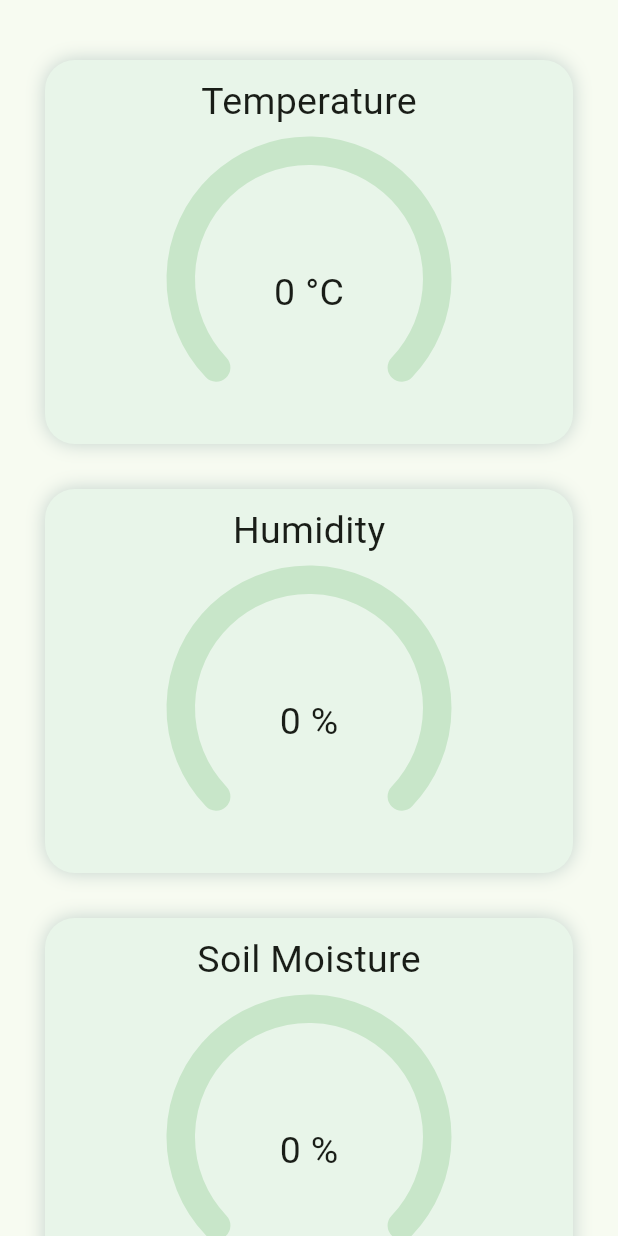
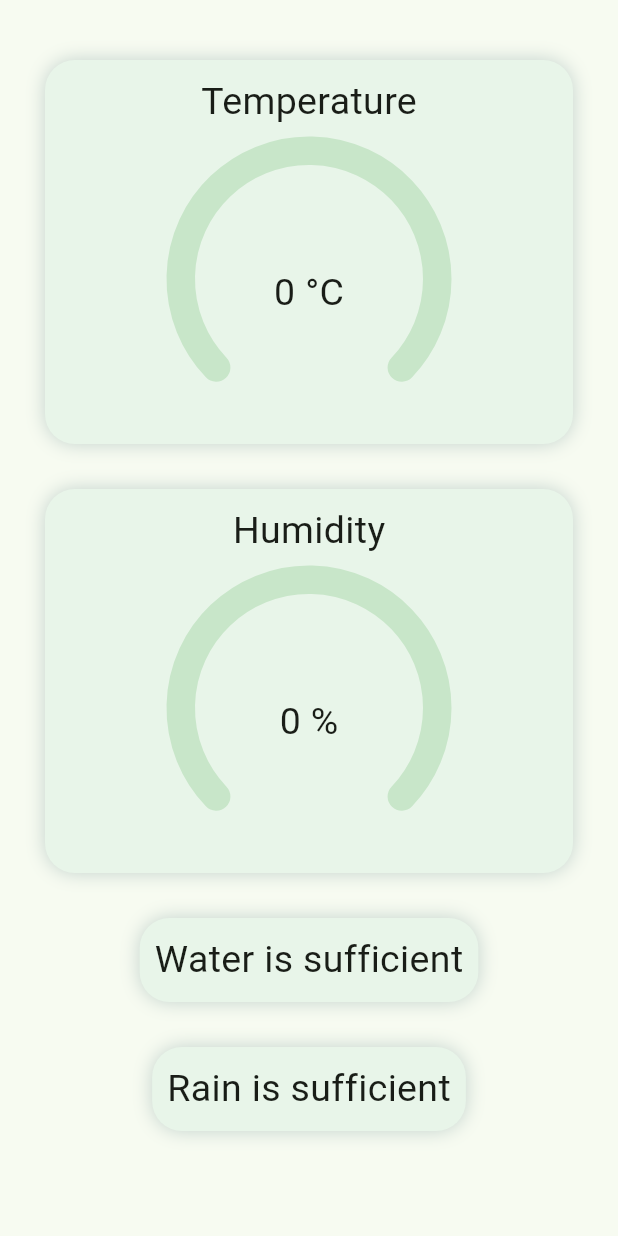
Before and after one commit to nanda-gopal-sb/FINS, a Flutter app: the SensorList widget shown alone on an empty page, opened directly with empty values, on a phone screen of 412 x 824 dp. Run offline on Flutter 3.47's test engine with Material 3 defaults, Android fonts, the phone set to English and light mode, and no system bars; drawn by our look-alikes of syncfusion_flutter_gauges; our stand-ins replace cloud_firestore, firebase_auth, firebase_core, firebase_database, firebase_storage, image_picker; missing offline and left inert: flutter_tflite; accounts and stored records are empty.

Commit message:
Fixed Sensor problems, updated UI

```diff
--- a/lib/components/sensor_card.dart
+++ b/lib/components/sensor_card.dart
@@ -1,5 +1,40 @@
 import 'package:fins/components/progress_bar.dart';
 import 'package:flutter/material.dart';
+
+class ShowText extends StatelessWidget {
+  const ShowText({super.key, required this.text});
+  final String text;
+  @override
+  Widget build(BuildContext context) {
+    var sensorHeadingStyle = const TextStyle(
+      fontSize: 25,
+    );
+    return Container(
+        margin: const EdgeInsets.only(top: 10, bottom: 20),
+        decoration: BoxDecoration(
+          boxShadow: [
+            BoxShadow(
+              // Find a better name for shadow color
+              color: Theme.of(context).colorScheme.tertiary.withAlpha(70),
+              blurRadius: 10.0,
+              spreadRadius: 0.0,
+            ),
+            BoxShadow(
+              // to color inside card
+              color: Theme.of(context).colorScheme.primaryContainer,
+            ),
+          ],
+          borderRadius: BorderRadius.circular(20),
+        ),
+        padding: const EdgeInsets.all(10),
+        child: Column(mainAxisAlignment: MainAxisAlignment.center, children: [
+          Text(
+            text,
+            style: sensorHeadingStyle,
+          ),
+        ]));
+  }
+}
 
 class SensorCard extends StatelessWidget {
   const SensorCard({
--- a/lib/page/home_screen.dart
+++ b/lib/page/home_screen.dart
@@ -17,6 +17,7 @@ class _UploadPageState extends State<UploadPage> {
   double confidence = 0.0;
 
   Future<void> _tfLteInit() async {
+    // ignore: unused_local_variable
     String? res = await Tflite.loadModel(
         model: "assets/models/output.tflite",
         labels: "assets/models/labels.txt",
@@ -160,12 +161,6 @@ class _UploadPageState extends State<UploadPage> {
                           const SizedBox(
                             height: 12,
                           ),
-                          Text(
-                            "The Accuracy is ${confidence.toStringAsFixed(0)}%",
-                            style: const TextStyle(
-                              fontSize: 18,
-                            ),
-                          ),
                           const SizedBox(
                             height: 12,
                           ),
--- a/lib/page/sensors_screen.dart
+++ b/lib/page/sensors_screen.dart
@@ -1,3 +1,4 @@
+// ignore: unused_import
 import 'package:fins/components/loading_screen.dart';
 import 'package:fins/components/sensor_card.dart';
 import 'package:fins/utils/utils.dart';
@@ -7,7 +8,6 @@ import 'package:flutter/material.dart';
 
 class SensorWidget extends StatefulWidget {
   const SensorWidget({super.key});
-
   @override
   State<SensorWidget> createState() => _SensorWidgetState();
 }
@@ -16,10 +16,10 @@ class _SensorWidgetState extends State<SensorWidget> {
   double temperature = 0; // to be gotten from Sensors
   double humidity = 0;
   double moisture = 0;
+  double rain = 0;
   bool isLoading = true;
-  bool isConnected = false;
+  bool isConnected = true;
   FirebaseDatabase database = FirebaseDatabase.instance;
-
   @override
   void initState() {
     super.initState();
@@ -29,14 +29,14 @@ class _SensorWidgetState extends State<SensorWidget> {
       setState(() {
         isLoading = false;
         DataSnapshot snap = event.snapshot;
+        // ignore: unused_local_variable
         var data = parseData(bool, snap, "connected");
-        isConnected = data == 0 ? false : data;
-        print(isConnected);
         if (isConnected) {
           temperature =
               double.parse(snap.child("Temperature").value.toString());
           humidity = double.parse(snap.child("Humidity").value.toString());
           moisture = double.parse(snap.child("Moisture").value.toString());
+          rain = double.parse(snap.child("Rain").value.toString());
         }
       });
     });
@@ -45,33 +45,44 @@ class _SensorWidgetState extends State<SensorWidget> {
   @override
   Widget build(BuildContext context) {
     return Expanded(
-      child: isLoading
-          ? const LoadingScreen()
-          : isConnected
-              ? SensorList(
+        child: SensorList(
             temperature: temperature,
             humidity: humidity,
             moisture: moisture,
-                )
-              : const Center(
-                  child: Text("No sensors are connected"),
-                ),
-    );
+            rain: rain));
+  }
+}
+
+// ignore: non_constant_identifier_names
+String GetMoistureResult(double val) {
+  if (val == 0) {
+    return "Water is sufficient";
+  } else {
+    return "Water is not sufficient";
+  }
+}
+
+// ignore: non_constant_identifier_names
+String GetRainResult(double val) {
+  if (val == 0) {
+    return "Rain is sufficient";
+  } else {
+    return "Rain is not sufficient";
   }
 }
 
 class SensorList extends StatelessWidget {
-  const SensorList({
-    super.key,
+  const SensorList(
+      {super.key,
       required this.temperature,
       required this.humidity,
       required this.moisture,
-  });
+      required this.rain});
 
   final double temperature;
   final double humidity;
   final double moisture;
-
+  final double rain;
   @override
   Widget build(BuildContext context) {
     return SingleChildScrollView(
@@ -81,7 +92,9 @@ class SensorList extends StatelessWidget {
         children: [
           SensorCard(heading: "Temperature", unit: " °C", value: temperature),
           SensorCard(heading: "Humidity", unit: " %", value: humidity),
-          SensorCard(heading: "Soil Moisture", unit: " %", value: moisture),
+          ShowText(text: GetMoistureResult(moisture)),
+          ShowText(text: GetRainResult(rain)),
+          //SensorCard(heading: "Soil Moisture", unit: " %", value: moisture),
         ],
       ),
     );
--- a/pubspec.yaml
+++ b/pubspec.yaml
@@ -50,6 +50,7 @@ dependencies:
   firebase_database: ^11.0.1
   camera: ^0.11.0+1
   flutter_tflite:
+  web_socket_channel: ^3.0.0
 dev_dependencies:
   flutter_test:
     sdk: flutter
```
Also changed, not shown: pubspec.lock. Lines whose indentation alone changed are shown as unchanged.
